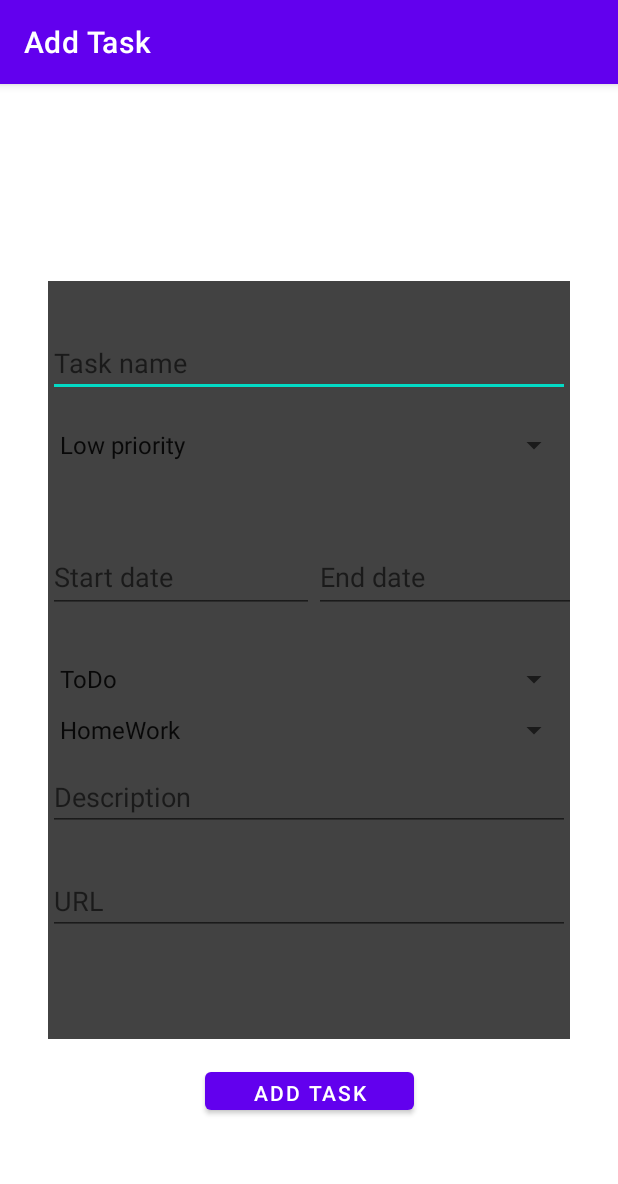
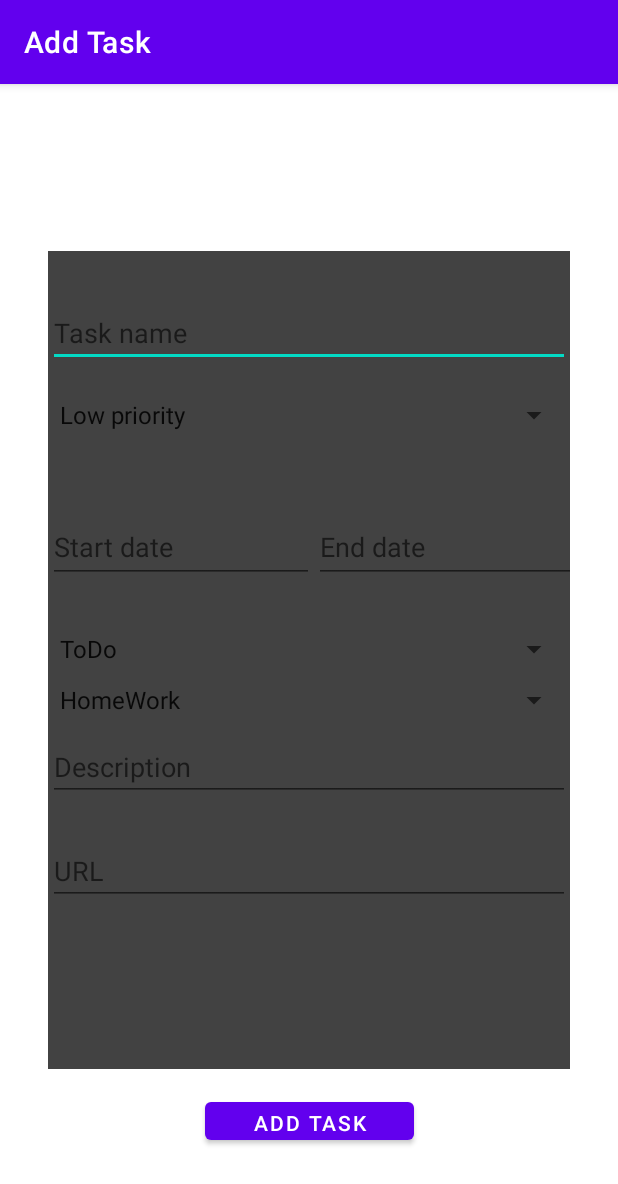
Before and after one commit to Mouaaa/ToDoList, an Android app: the addTaskActivity screen opened directly, with no data from a screen before it, on a phone screen of 412 x 824 dp. Shown: the top 1184 px of the screen. Run offline under Robolectric (Android 15) with nearby library versions, the phone set to English and light mode, and no system bars.

Commit message:
Réglage de petits détails sur le nombre de ligne des champs de textes

```diff
--- a/app/src/main/res/layout/add_task.xml
+++ b/app/src/main/res/layout/add_task.xml
@@ -11,7 +11,7 @@
     <FrameLayout
         android:id="@+id/frameLayout"
         android:layout_width="348dp"
-        android:layout_height="505dp"
+        android:layout_height="545dp"
         android:background="@color/cardview_dark_background"
         app:layout_constraintBottom_toBottomOf="parent"
         app:layout_constraintEnd_toEndOf="parent"
@@ -33,6 +33,7 @@
                 android:layout_marginTop="32dp"
                 android:hint="Task name"
                 android:inputType="text"
+                android:maxLines="1"
                 app:layout_constraintTop_toTopOf="parent"
                 tools:layout_editor_absoluteX="0dp" />
 
@@ -89,6 +90,7 @@
                 android:layout_marginTop="10dp"
                 android:hint="Description"
                 android:inputType="textMultiLine"
+                android:maxLines="6"
                 app:layout_constraintTop_toBottomOf="@+id/addContext"
                 tools:layout_editor_absoluteX="-16dp" />
 
@@ -99,6 +101,7 @@
                 android:layout_marginTop="24dp"
                 android:hint="URL"
                 android:inputType="text"
+                android:maxLines="1"
                 app:layout_constraintBottom_toBottomOf="parent"
                 app:layout_constraintTop_toBottomOf="@+id/addDescription"
                 app:layout_constraintVertical_bias="0.0"
```
